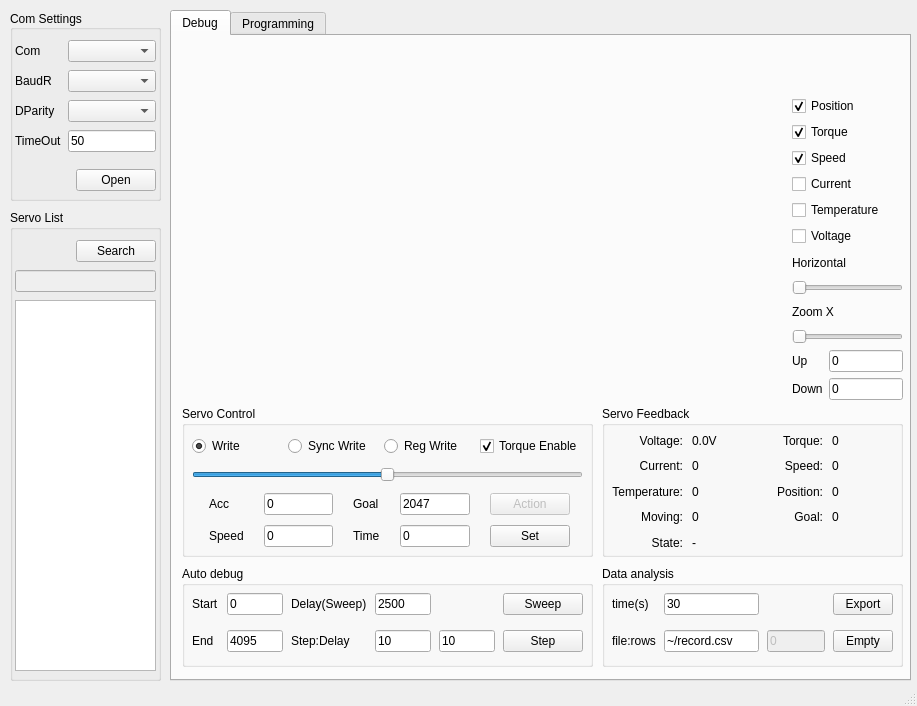
First picture: the form in mainwindow.ui, repository dgmz/feetech-servo-tool, before the edit.
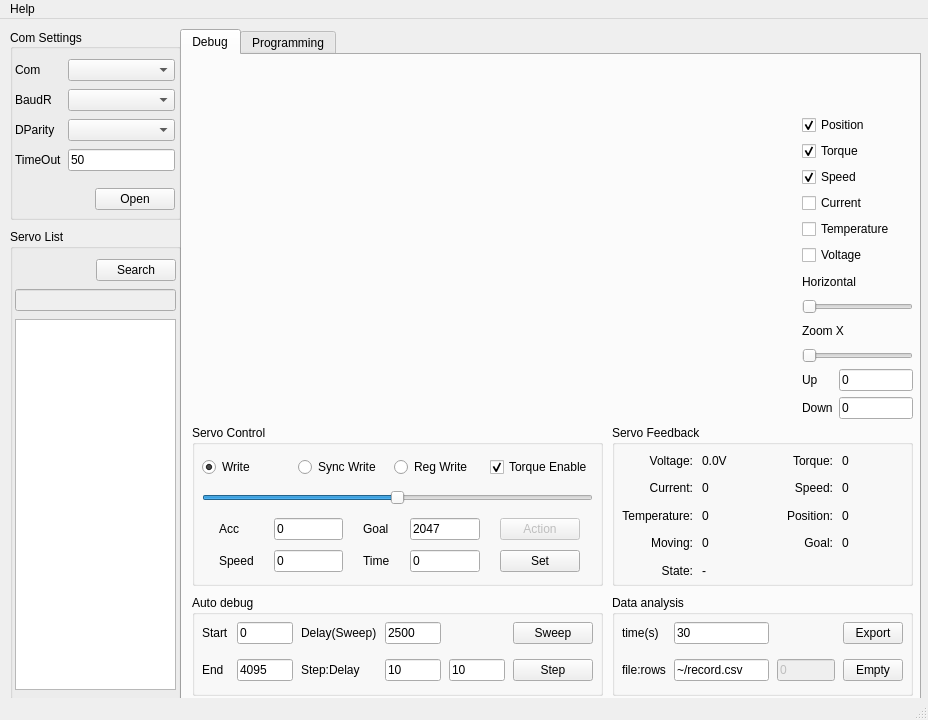
Second picture: the form after the edit. Custom widgets are drawn as their Qt base class.

The edit to the form file:
```diff
--- a/mainwindow.ui
+++ b/mainwindow.ui
@@ -6,8 +6,8 @@
    <rect>
     <x>0</x>
     <y>0</y>
-    <width>917</width>
-    <height>706</height>
+    <width>928</width>
+    <height>720</height>
    </rect>
   </property>
   <property name="sizePolicy">
@@ -31,7 +31,7 @@
      <rect>
       <x>10</x>
       <y>10</y>
-      <width>151</width>
+      <width>171</width>
       <height>191</height>
      </rect>
     </property>
@@ -49,7 +49,7 @@
       <rect>
        <x>0</x>
        <y>20</y>
-       <width>151</width>
+       <width>170</width>
        <height>171</height>
       </rect>
      </property>
@@ -150,7 +150,7 @@
     </property>
     <property name="geometry">
      <rect>
-      <x>170</x>
+      <x>180</x>
       <y>10</y>
       <width>741</width>
       <height>671</height>
@@ -185,7 +185,7 @@
         <x>10</x>
         <y>370</y>
         <width>411</width>
-        <height>151</height>
+        <height>161</height>
        </rect>
       </property>
       <property name="title">
@@ -197,7 +197,7 @@
          <x>0</x>
          <y>20</y>
          <width>411</width>
-         <height>131</height>
+         <height>141</height>
         </rect>
        </property>
        <layout class="QVBoxLayout" name="verticalLayout_3">
@@ -375,7 +375,7 @@
       <property name="geometry">
        <rect>
         <x>10</x>
-        <y>530</y>
+        <y>540</y>
         <width>411</width>
         <height>101</height>
        </rect>
@@ -509,7 +509,7 @@
         <x>430</x>
         <y>370</y>
         <width>301</width>
-        <height>151</height>
+        <height>161</height>
        </rect>
       </property>
       <property name="title">
@@ -521,7 +521,7 @@
          <x>0</x>
          <y>20</y>
          <width>301</width>
-         <height>131</height>
+         <height>141</height>
         </rect>
        </property>
        <layout class="QGridLayout" name="gridLayout_3">
@@ -703,7 +703,7 @@
       <property name="geometry">
        <rect>
         <x>430</x>
-        <y>530</y>
+        <y>540</y>
         <width>301</width>
         <height>101</height>
        </rect>
@@ -1098,7 +1098,7 @@
      <rect>
       <x>10</x>
       <y>210</y>
-      <width>151</width>
+      <width>171</width>
       <height>471</height>
      </rect>
     </property>
@@ -1110,7 +1110,7 @@
       <rect>
        <x>0</x>
        <y>20</y>
-       <width>151</width>
+       <width>171</width>
        <height>451</height>
       </rect>
      </property>
@@ -1192,10 +1192,17 @@
     <rect>
      <x>0</x>
      <y>0</y>
-     <width>917</width>
-     <height>23</height>
+     <width>928</width>
+     <height>24</height>
     </rect>
    </property>
+   <widget class="QMenu" name="menuHelp">
+    <property name="title">
+     <string>Help</string>
+    </property>
+    <addaction name="actionAbout"/>
+   </widget>
+   <addaction name="menuHelp"/>
   </widget>
   <widget class="QStatusBar" name="statusbar"/>
  </widget>
```
Left out of the diff: 19 changed lines with no effect on the pictures.
